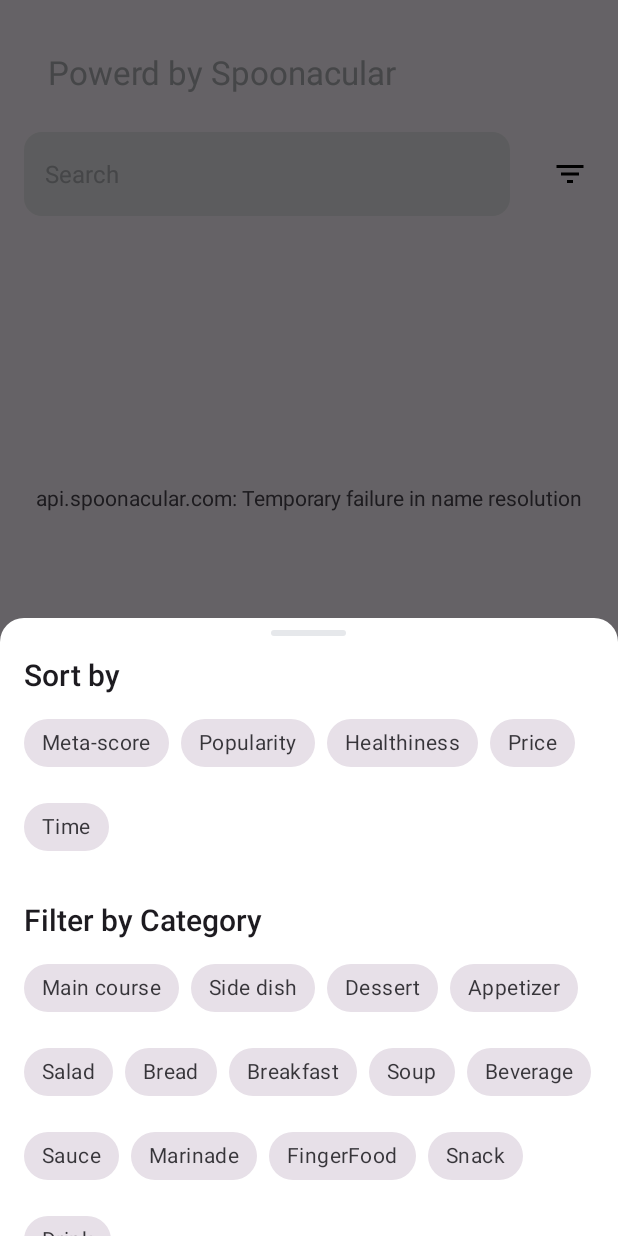
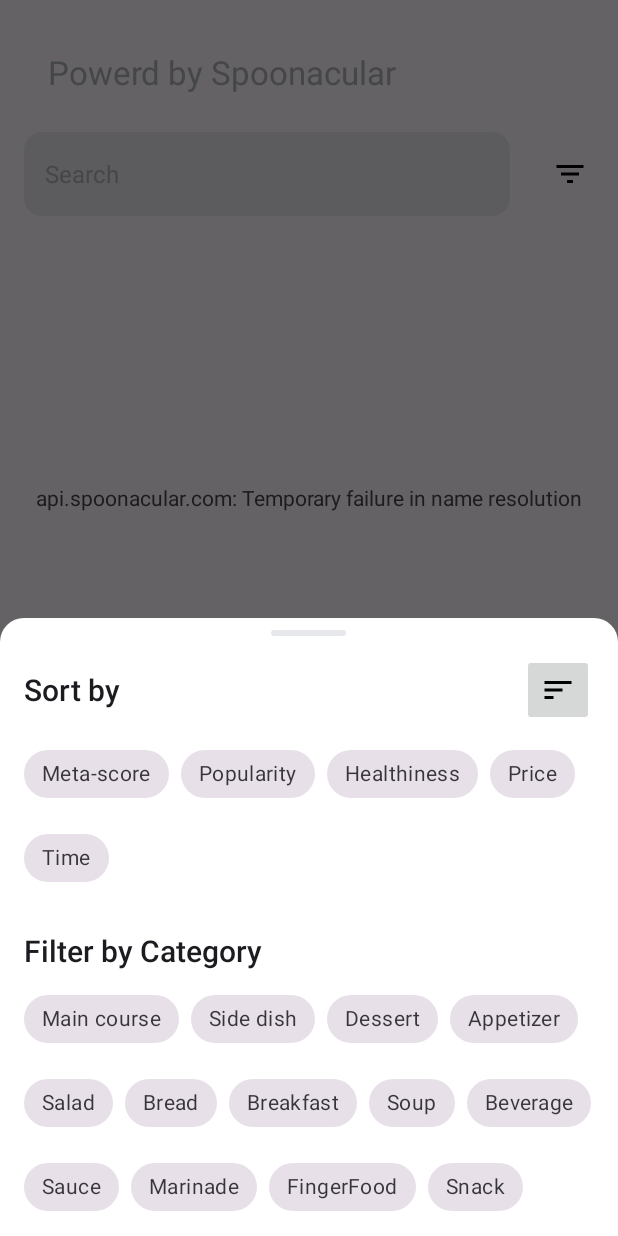
Before and after one commit to DanilaLort/recipes-app, an Android app: the screen it shows after launch (MainActivity), after a tap on an icon or button, on a phone screen of 412 x 824 dp. Run offline under Robolectric (Android 15) with nearby library versions, the phone set to English and light mode, and no system bars; our stand-ins replace paging; pictures from the network do not load.

Commit message:
asc&desc

```diff
--- a/app/src/main/java/com/example/recipes_app/presentation/main/activity/MainActivity.kt
+++ b/app/src/main/java/com/example/recipes_app/presentation/main/activity/MainActivity.kt
@@ -7,12 +7,14 @@ import android.text.Editable
 import android.text.TextWatcher
 import android.util.Log
 import android.view.View
+import android.view.animation.AnimationUtils
 import androidx.activity.enableEdgeToEdge
 import androidx.appcompat.app.AppCompatActivity
 import androidx.core.view.isVisible
 import androidx.lifecycle.lifecycleScope
 import androidx.paging.LoadState
 import androidx.recyclerview.widget.LinearLayoutManager
+import com.example.recipes.R
 import com.example.recipes.databinding.ActivityMainBinding
 import com.example.recipes_app.presentation.main.viewmodel.MainActivityViewModel
 import com.example.recipes_app.presentation.recipes.adapter.RecipesPagingAdapter
@@ -24,7 +26,6 @@ import kotlinx.coroutines.flow.collectLatest
 import kotlinx.coroutines.launch
 import org.koin.androidx.viewmodel.ext.android.viewModel
 import kotlin.getValue
-import kotlin.toString
 
 class MainActivity : AppCompatActivity() {
     private lateinit var binding: ActivityMainBinding
@@ -33,7 +34,7 @@ class MainActivity : AppCompatActivity() {
     private val viewModel: MainActivityViewModel by viewModel()
     private var sortBy = ""
     private var sortType = ""
-    private var sortDirection = ""
+    private var isDescending = true
 
 
     override fun onCreate(savedInstanceState: Bundle?) {
@@ -44,11 +45,14 @@ class MainActivity : AppCompatActivity() {
         setContentView(binding.root)
 
         setupRecyclerView()
+
         setupSearch()
+
         setupObservers()
 
+        setupBottomSheet()
 
-        setupBottomSheet()
+        setupSortDirectionButton()
 
         binding.toolBar.setOnClickListener {
             val intent = Intent(
@@ -58,6 +62,17 @@ class MainActivity : AppCompatActivity() {
                 )
             )
             startActivity(intent)
+        }
+    }
+
+    private fun setupSortDirectionButton() {
+        binding.sortDirectionButton.setOnClickListener {
+            isDescending = !isDescending
+
+            val rotation = AnimationUtils.loadAnimation(this, R.anim.rotate_180)
+            binding.sortDirectionButton.startAnimation(rotation)
+
+            binding.sortDirectionButton.isPressed = !isDescending
         }
     }
 
@@ -101,7 +116,7 @@ class MainActivity : AppCompatActivity() {
             bottomSheetBehavior.state = BottomSheetBehavior.STATE_HIDDEN
             viewModel.setFilters(
                 sortBy = sortBy,
-                sortType = sortType
+                sortType = sortType,
             )
         }
     }
--- /dev/null
+++ b/app/src/main/res/drawable/ic_sort_asc.xml
@@ -0,0 +1,13 @@
+<?xml version="1.0" encoding="utf-8"?>
+<vector xmlns:android="http://schemas.android.com/apk/res/android"
+    android:width="24dp"
+    android:height="24dp"
+    android:viewportWidth="24"
+    android:viewportHeight="24"
+    android:tint="@color/black">
+
+    <path
+        android:fillColor="@android:color/black"
+        android:pathData="M3,18h18v-2H3v2zM3,6v2h6V6H3zM3,13h12v-2H3v2z" />
+
+</vector>
--- /dev/null
+++ b/app/src/main/res/drawable/ic_sort_desc.xml
@@ -0,0 +1,13 @@
+<?xml version="1.0" encoding="utf-8"?>
+<vector xmlns:android="http://schemas.android.com/apk/res/android"
+    android:width="24dp"
+    android:height="24dp"
+    android:viewportWidth="24"
+    android:viewportHeight="24"
+    android:tint="@color/black">
+
+    <path
+        android:fillColor="@android:color/black"
+        android:pathData="M3,18h6v-2H3v2zM3,6v2h18V6H3zM3,13h12v-2H3v2z" />
+
+</vector>
--- /dev/null
+++ b/app/src/main/res/drawable/ic_sort_selector.xml
@@ -0,0 +1,14 @@
+<?xml version="1.0" encoding="utf-8"?>
+<selector xmlns:android="http://schemas.android.com/apk/res/android">
+
+    <!-- Нажатое состояние -->
+    <item android:state_pressed="true" android:drawable="@drawable/ic_sort_desc"/>
+
+    <!-- Выбранное состояние (asc) - стрелка ВВЕРХ -->
+    <item android:state_checked="true" android:state_pressed="false" android:drawable="@drawable/ic_sort_asc"/>
+
+
+    <!-- Состояние по умолчанию (desc) - стрелка ВНИЗ -->
+    <item android:drawable="@drawable/ic_sort_desc"/>
+
+</selector>
--- a/app/src/main/res/layout/activity_main.xml
+++ b/app/src/main/res/layout/activity_main.xml
@@ -98,12 +98,33 @@
         app:behavior_peekHeight="240dp"
         app:layout_behavior="com.google.android.material.bottomsheet.BottomSheetBehavior">
 
-        <TextView
-            android:layout_width="wrap_content"
+        <FrameLayout
+            android:layout_width="match_parent"
             android:layout_height="wrap_content"
             android:layout_marginTop="24dp"
-            android:text="Sort by"
-            android:textAppearance="@style/TextAppearance.AppCompat.Title" />
+            android:orientation="horizontal">
+
+            <TextView
+                android:layout_width="wrap_content"
+                android:layout_height="wrap_content"
+                android:layout_gravity="center|start"
+                android:text="Sort by"
+                android:textAppearance="@style/TextAppearance.AppCompat.Title" />
+
+            <ImageButton
+                android:id="@+id/sortDirectionButton"
+                android:layout_width="48dp"
+                android:layout_height="48dp"
+                android:layout_gravity="center|end"
+                android:contentDescription="@string/sort_direction_button"
+                android:padding="12dp"
+                android:scaleType="center"
+                android:src="@drawable/ic_sort_selector" />
+
+
+        </FrameLayout>
+
+
 
         <com.google.android.material.chip.ChipGroup
             android:id="@+id/sortGroup"
--- a/app/src/main/res/values/strings.xml
+++ b/app/src/main/res/values/strings.xml
@@ -7,4 +7,5 @@
     <string name="healthiness">Healthiness</string>
     <string name="price">Price</string>
     <string name="time">Time</string>
+    <string name="sort_direction_button">sort_direction_button</string>
 </resources>
```
